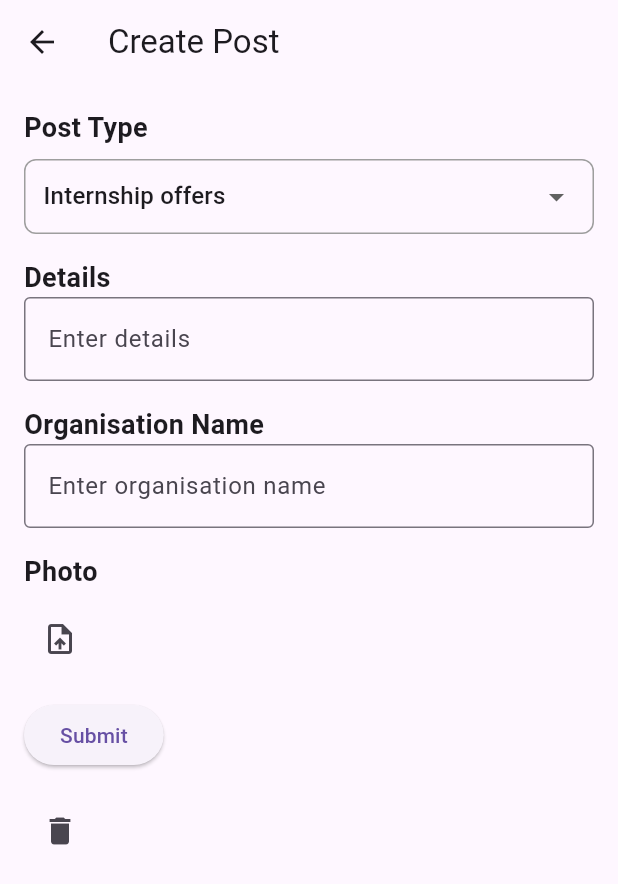
After one commit to Akshay-C-A/EduNetDemo, a Flutter app: the StudentNewPostPage screen opened directly, after a tap on "Submit", on a phone screen of 412 x 824 dp. The commit adds this screen. Shown: the top 884 px of the screen. Run offline on Flutter 3.47's test engine with Material 3 defaults, Android fonts, the phone set to English and light mode, and no system bars; our stand-ins replace cloud_firestore, firebase_core, firebase_storage, image_picker, permission_handler; accounts and stored records are empty.

Commit message:
Edited the student section with minor changes with object names and class names

```diff
--- a/edunetdemo/lib/common_pages/student_page.dart
+++ b/edunetdemo/lib/common_pages/student_page.dart
@@ -1,3 +1,6 @@
+import 'package:cloud_firestore/cloud_firestore.dart';
+import 'package:edunetdemo/services/firestore.dart';
+import 'package:edunetdemo/student/student_post_card.dart';
 import 'package:flutter/material.dart';
 
 class StudentPage extends StatefulWidget {
@@ -9,7 +12,78 @@ class StudentPage extends StatefulWidget {
 
 class StudentPageState extends State<StudentPage> {
   @override
+  final FirestoreService StudentFirestoreService = FirestoreService();
+
+  final TextEditingController textController = TextEditingController();
+
   Widget build(BuildContext context) {
-    return Text('Student Page');
+    return Scaffold(
+      appBar: AppBar(
+        title: Text('Alumni Posts'),
+        actions: [
+          Padding(
+            padding: const EdgeInsets.only(right: 16.0),
+            child: CircleAvatar(
+              //backgroundImage: NetworkImage('https://example.com/profile.jpg'),
+              radius: 20.0,
+            ),
+          ),
+        ],
+      ),
+      body: StreamBuilder<QuerySnapshot>(
+        stream: StudentFirestoreService.getAlumniPostsStream(),
+        builder: (context, snapshot) {
+          if (snapshot.hasError) {
+            return Text('Error: ${snapshot.error}');
+          }
+
+          if (snapshot.connectionState == ConnectionState.waiting) {
+            return Center(child: CircularProgressIndicator());
+          }
+
+          if (!snapshot.hasData || snapshot.data!.docs.isEmpty) {
+            return Center(child: Text('No data available'));
+          }
+
+          List alumniPostList = snapshot.data!.docs;
+          return ListView.builder(
+            itemCount: alumniPostList.length,
+            itemBuilder: (context, index) {
+              // Get each individual doc
+              DocumentSnapshot document = alumniPostList[index];
+              // String docID = document.id;
+
+              // Get note from each doc
+              Map<String, dynamic> data =
+                  document.data() as Map<String, dynamic>;
+              String type = data['type'];
+              String alumniName = data['alumniName'];
+              String alumniDesignation = data['alumniDesignation'];
+              String caption = data['caption'];
+              String description = data['description'];
+              String? imageURL = data['imageURL'];
+
+              // Display as a list title
+              return StudentPostCard(
+                  type: type,
+                  studentName: alumniName,
+                  studentDesignation: alumniDesignation,
+                  caption: caption,
+                  description: description,
+                  imageURL: imageURL ?? '');
+
+              // return Card(
+              //   elevation: 2,
+              //   margin: EdgeInsets.all(8),
+              //   child: ListTile(
+              //     title: Text(noteText),
+              //     onTap: () {},
+              //   ),
+              // );
+            },
+          );
+        },
+      ),
+    );
   }
 }
--- a/edunetdemo/lib/services/firestore.dart
+++ b/edunetdemo/lib/services/firestore.dart
@@ -49,16 +49,16 @@ class FirestoreService {
 
   Future<void> addStudentPosts({
     required String type,
-    required String alumniName,
-    required String alumniDesignation,
+    required String studentName,
+    required String studentDesignation,
     required String caption,
     required String description,
     String? imageURL,
   }) {
     return alumni_posts.add({
       'type': type,
-      'alumniName': alumniName,
-      'alumniDesignation': alumniDesignation,
+      'alumniName': studentName,
+      'alumniDesignation': studentDesignation,
       'caption': caption,
       'description': description,
       'imageURL': imageURL,
--- a/edunetdemo/lib/student/student_dashboard.dart
+++ b/edunetdemo/lib/student/student_dashboard.dart
@@ -1,3 +1,8 @@
+import 'package:edunetdemo/common_pages/alumni_page.dart';
+import 'package:edunetdemo/common_pages/event_page.dart';
+import 'package:edunetdemo/common_pages/student_page.dart';
+import 'package:edunetdemo/student/student_newpost.dart';
+import 'package:edunetdemo/student/student_notification.dart';
 import 'package:flutter/material.dart';
 
 class Student_Dashboard extends StatefulWidget {
@@ -11,16 +16,25 @@ class _Student_DashboardState extends State<Student_Dashboard> {
   @override
   int _selectedIndex = 0;
 
+    static List<Widget> _widgetOptions = <Widget>[
+    StudentPage(),
+    AlumniPage(),
+    StudentNewPostPage(),
+    EventPage(),
+    StudentNotification(),
+  ];
+
   @override
   Widget build(BuildContext context) {
     return Scaffold(
-      appBar: AppBar(
-        title: Text('Bottom Navigation Bar Example'),
-      ),
       body: Center(
-        child: Text('Selected Index: $_selectedIndex'),
+        child: IndexedStack(
+          index: _selectedIndex,
+          children: _widgetOptions,
+        ),
       ),
       bottomNavigationBar: BottomNavigationBar(
+        type: BottomNavigationBarType.fixed,
         currentIndex: _selectedIndex,
         onTap: (index) {
           setState(() {
--- /dev/null
+++ b/edunetdemo/lib/student/student_newpost.dart
@@ -0,0 +1,209 @@
+import 'dart:io';
+import 'package:edunetdemo/services/firestore.dart';
+import 'package:flutter/material.dart';
+import 'package:flutter/widgets.dart';
+import 'package:image_picker/image_picker.dart';
+import 'package:cloud_firestore/cloud_firestore.dart';
+import 'package:path/path.dart' as path;
+import 'package:firebase_storage/firebase_storage.dart';
+
+class StudentNewPostPage extends StatefulWidget {
+  const StudentNewPostPage({super.key});
+
+  @override
+  State<StudentNewPostPage> createState() => _StudentNewPostPageState();
+}
+
+class _StudentNewPostPageState extends State<StudentNewPostPage> {
+  final _firestoreService = FirestoreService();
+  final _detailsController = TextEditingController();
+  final _organisationNameController = TextEditingController();
+  String _postType = 'Internship offers';
+  final List<String> _postTypes = [
+    'Internship offers',
+    'Placement offers',
+    'Technical events',
+    // 'My achievements'
+  ];
+  XFile? _selectedImage;
+  final _picker = ImagePicker();
+
+  Future<String?> _uploadImage() async {
+    if (_selectedImage == null) return null;
+
+    final storageRef = FirebaseStorage.instance.ref();
+    final fileName = path.basename(_selectedImage!.path);
+    final imageRef = storageRef.child('student_posts/$fileName');
+
+    try {
+      await imageRef.putFile(File(_selectedImage!.path));
+      final downloadURL = await imageRef.getDownloadURL();
+      return downloadURL;
+    } catch (e) {
+      print('Error uploading image: $e');
+      return null;
+    }
+  }
+
+  Future<void> _pickImage() async {
+    final XFile? pickedImage =
+        await _picker.pickImage(source: ImageSource.gallery);
+    if (pickedImage != null) {
+      setState(() {
+        _selectedImage = pickedImage;
+      });
+    }
+  }
+
+  void _cancelImageSelection() {
+    setState(() {
+      _selectedImage = null;
+    });
+  }
+
+  void _resetForm() {
+    _detailsController.clear();
+    _organisationNameController.clear();
+    setState(() {
+      _selectedImage = null;
+      _postType = 'Internship offers';
+    });
+  }
+
+  Future<void> _submitPost() async {
+    final imageURL = await _uploadImage();
+    await _firestoreService.addAlumniPosts(
+      type: _postType,
+      alumniName: 'John Doe', // Replace with the actual alumni name
+      alumniDesignation:
+          'Software Engineer', // Replace with the actual alumni designation
+      caption: _organisationNameController.text,
+      description: _detailsController.text,
+      imageURL: imageURL,
+    );
+    _resetForm();
+    // Show a success message or navigate to the home page
+  }
+
+  @override
+  Widget build(BuildContext context) {
+    return Scaffold(
+      appBar: AppBar(
+        title: const Text('Create Post'),
+      ),
+      body: SingleChildScrollView(
+        child: Padding(
+          padding: const EdgeInsets.all(16.0),
+          child: Column(
+            crossAxisAlignment: CrossAxisAlignment.start,
+            children: [
+              const Text(
+                'Post Type',
+                style: TextStyle(
+                  fontSize: 18.0,
+                  fontWeight: FontWeight.bold,
+                ),
+              ),
+              const SizedBox(height: 8.0),
+              Container(
+                padding: const EdgeInsets.symmetric(horizontal: 12.0),
+                decoration: BoxDecoration(
+                  borderRadius: BorderRadius.circular(8.0),
+                  border: Border.all(color: Colors.grey),
+                ),
+                child: DropdownButton<String>(
+                  value: _postType,
+                  isExpanded: true,
+                  underline: const SizedBox.shrink(),
+                  items: _postTypes.map((String value) {
+                    return DropdownMenuItem<String>(
+                      value: value,
+                      child: Text(value),
+                    );
+                  }).toList(),
+                  onChanged: (String? newValue) {
+                    setState(() {
+                      _postType = newValue!;
+                    });
+                  },
+                ),
+              ),
+              const SizedBox(height: 16.0),
+              const Text(
+                'Details',
+                style: TextStyle(
+                  fontSize: 18.0,
+                  fontWeight: FontWeight.bold,
+                ),
+              ),
+              TextField(
+                controller: _detailsController,
+                decoration: const InputDecoration(
+                  hintText: 'Enter details',
+                  border: OutlineInputBorder(),
+                ),
+                maxLines: null,
+              ),
+              const SizedBox(height: 16.0),
+              const Text(
+                'Organisation Name',
+                style: TextStyle(
+                  fontSize: 18.0,
+                  fontWeight: FontWeight.bold,
+                ),
+              ),
+              TextField(
+                controller: _organisationNameController,
+                decoration: const InputDecoration(
+                  hintText: 'Enter organisation name',
+                  border: OutlineInputBorder(),
+                ),
+              ),
+              const SizedBox(height: 16.0),
+              const Text(
+                'Photo',
+                style: TextStyle(
+                  fontSize: 18.0,
+                  fontWeight: FontWeight.bold,
+                ),
+              ),
+              const SizedBox(height: 8.0),
+              Row(
+                children: [
+                  IconButton(
+                      onPressed: _pickImage, icon: Icon(Icons.upload_file)),
+                  if (_selectedImage != null)
+                    Expanded(
+                      child: Row(
+                        children: [
+                          const SizedBox(width: 16.0),
+                          Expanded(
+                            child: Image.file(
+                              File(_selectedImage!.path),
+                              height: 200,
+                              fit: BoxFit.contain,
+                            ),
+                          ),
+                          IconButton(
+                            onPressed: _cancelImageSelection,
+                            icon: const Icon(Icons.cancel),
+                          ),
+                        ],
+                      ),
+                    ),
+                ],
+              ),
+              const SizedBox(height: 16.0),
+              ElevatedButton(
+                onPressed: _submitPost,
+                child: const Text('Submit'),
+              ),
+              const SizedBox(height: 16.0),
+              IconButton(onPressed: _resetForm, icon: Icon(Icons.delete)),
+            ],
+          ),
+        ),
+      ),
+    );
+  }
+}
--- /dev/null
+++ b/edunetdemo/lib/student/student_notification.dart
@@ -0,0 +1,15 @@
+import 'package:flutter/material.dart';
+
+class StudentNotification extends StatefulWidget {
+  const StudentNotification({super.key});
+
+  @override
+  State<StudentNotification> createState() => _StudentNotificationState();
+}
+
+class _StudentNotificationState extends State<StudentNotification> {
+  @override
+  Widget build(BuildContext context) {
+    return const Placeholder();
+  }
+}
--- /dev/null
+++ b/edunetdemo/lib/student/student_post_card.dart
@@ -0,0 +1,139 @@
+import 'package:flutter/material.dart';
+
+class StudentPostCard extends StatefulWidget {
+  final String type;
+  final String studentName;
+  final String studentDesignation;
+  final String caption;
+  final String description;
+  final String imageURL;
+
+  StudentPostCard({
+    required this.type,
+    required this.studentName,
+    required this.studentDesignation,
+    required this.caption,
+    required this.description,
+    required this.imageURL,
+  });
+
+  @override
+  State<StudentPostCard> createState() => _AlumniPostCardState();
+}
+
+class _AlumniPostCardState extends State<StudentPostCard> {
+  bool isLiked = false;
+
+  @override
+  Widget build(BuildContext context) {
+    return Card(
+      margin: EdgeInsets.all(10.0),
+      elevation: 5.0,
+      child: Column(
+        crossAxisAlignment: CrossAxisAlignment.stretch,
+        children: [
+          Padding(
+            padding: EdgeInsets.all(10.0),
+            child: Row(
+              mainAxisAlignment: MainAxisAlignment.spaceBetween,
+              children: [
+                Row(
+                  children: [
+                    CircleAvatar(
+                      radius: 20,
+                      //backgroundImage: AssetImage('assets/images/profile.jpg'),
+                    ),
+                    SizedBox(width: 10),
+                    Column(
+                      crossAxisAlignment: CrossAxisAlignment.start,
+                      children: [
+                        Text(
+                          widget.studentName,
+                          style: TextStyle(fontWeight: FontWeight.bold),
+                        ),
+                        SizedBox(height: 4),
+                        Text(
+                          widget.studentDesignation,
+                          style: TextStyle(fontSize: 12, color: Colors.grey),
+                        ),
+                      ],
+                    ),
+                  ],
+                ),
+                PopupMenuButton(
+                  itemBuilder: (_) => [
+                    PopupMenuItem(
+                      child: Text('Option 1'),
+                      value: 'option1',
+                    ),
+                    PopupMenuItem(
+                      child: Text('Option 2'),
+                      value: 'option2',
+                    ),
+                    PopupMenuItem(
+                      child: Text('Option 3'),
+                      value: 'option3',
+                    ),
+                  ],
+                ),
+              ],
+            ),
+          ),
+          Padding(
+            padding: EdgeInsets.all(10.0),
+            child: Text(
+              widget.caption,
+              style: TextStyle(fontWeight: FontWeight.bold),
+            ),
+          ),
+          Padding(
+            padding: EdgeInsets.all(10.0),
+            child: widget.imageURL!.isNotEmpty
+                ? Image.network(
+                    widget.imageURL,
+                    fit: BoxFit.cover,
+                  )
+                : Container(),
+          ),
+          Padding(
+            // padding: EdgeInsets.all(10.0),
+            // child: Text(description[20]),
+            padding: EdgeInsets.all(10.0),
+            child: Text(
+              widget.description.length > 50
+                  ? '${widget.description.substring(0, 100)}...'
+                  : widget.description,
+              maxLines: 2,
+              overflow: TextOverflow.ellipsis,
+            ),
+          ),
+          ButtonBar(
+            alignment: MainAxisAlignment.spaceEvenly,
+            children: [
+              IconButton(
+                icon: Icon(
+                  isLiked ? Icons.favorite : Icons.favorite_border,
+                  color:
+                      isLiked ? const Color.fromARGB(255, 201, 55, 45) : null,
+                ),
+                onPressed: () {
+                  setState(() {
+                    isLiked = !isLiked;
+                  });
+                },
+              ),
+              IconButton(
+                icon: Icon(Icons.send),
+                onPressed: () {},
+              ),
+              IconButton(
+                icon: Icon(Icons.bookmark_border),
+                onPressed: () {},
+              ),
+            ],
+          ),
+        ],
+      ),
+    );
+  }
+}
```
